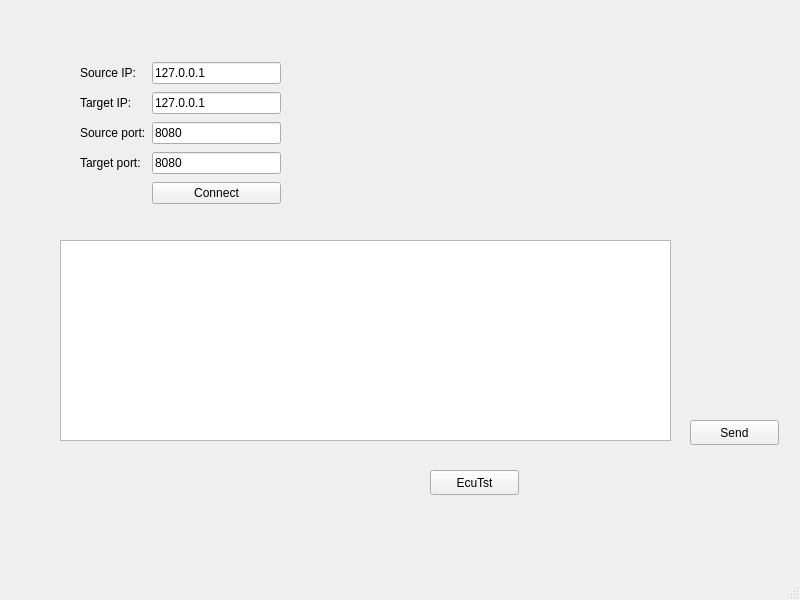
Before: the Qt Designer form src/win/winMain.ui in onlycalm/litchi, drawn with Qt 5.
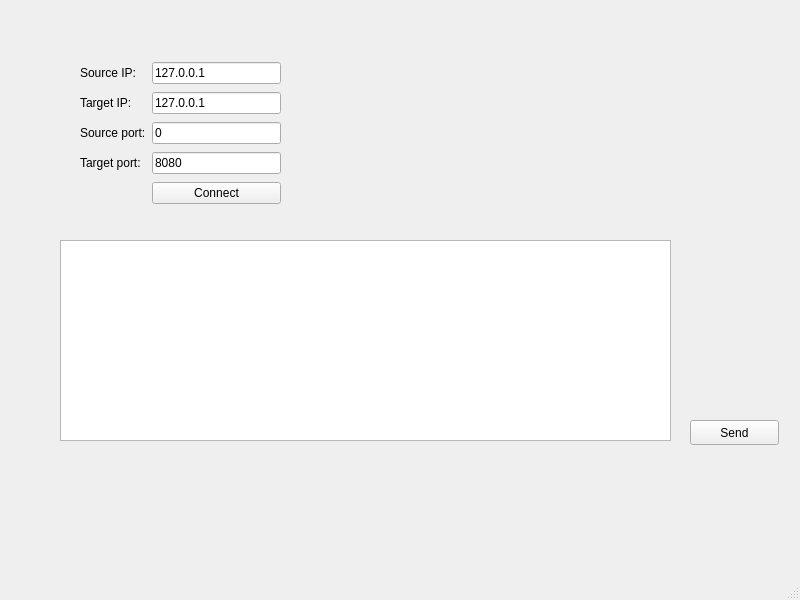
After: the same form once the commit is applied.

```diff
--- a/src/win/winMain.ui
+++ b/src/win/winMain.ui
@@ -69,7 +69,7 @@
      <item row="2" column="1">
       <widget class="QLineEdit" name="lnEdSrcPt">
        <property name="text">
-        <string>8080</string>
+        <string>0</string>
        </property>
       </widget>
      </item>
@@ -112,19 +112,6 @@
      <string>Send</string>
     </property>
    </widget>
-   <widget class="QPushButton" name="pshBtnEcuTst">
-    <property name="geometry">
-     <rect>
-      <x>430</x>
-      <y>470</y>
-      <width>89</width>
-      <height>25</height>
-     </rect>
-    </property>
-    <property name="text">
-     <string>EcuTst</string>
-    </property>
-   </widget>
   </widget>
   <widget class="QMenuBar" name="menubar">
    <property name="geometry">
```
